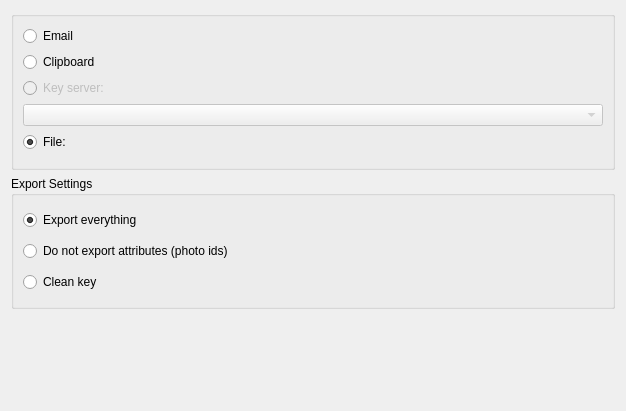
This is keyexport.ui in KDE/kgpg as Qt 5 draws it before an edit. The edited form follows.
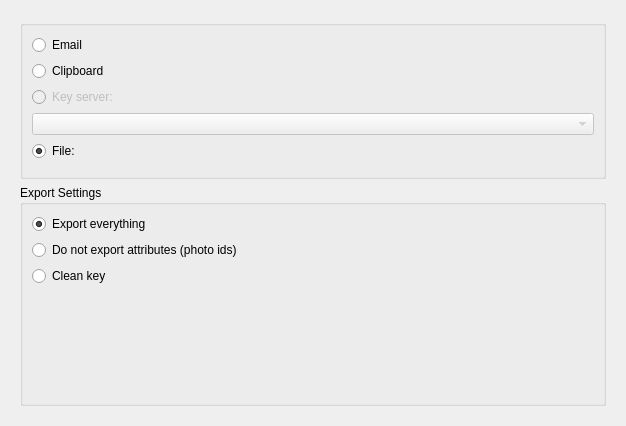
This is the edited form. Custom widgets are drawn as their Qt base class.

The edit to the form file:
```diff
--- a/keyexport.ui
+++ b/keyexport.ui
@@ -23,8 +23,11 @@
   </property>
   <layout class="QVBoxLayout" >
    <item>
-    <widget class="QGroupBox" name="buttonGroup2" >
-     <property name="title" >
+    <widget class="QWidget" name="widget" native="true">
+     <layout class="QVBoxLayout" name="verticalLayout">
+      <item>
+       <widget class="QGroupBox" name="buttonGroup2">
+        <property name="title">
       <string/>
      </property>
      <layout class="QVBoxLayout" >
@@ -80,8 +83,8 @@
     </widget>
    </item>
    <item>
-    <widget class="QGroupBox" name="buttonGroup3" >
-     <property name="title" >
+       <widget class="QGroupBox" name="buttonGroup3">
+        <property name="title">
       <string>Export Settings</string>
      </property>
      <layout class="QVBoxLayout" >
@@ -103,13 +106,10 @@
        </widget>
       </item>
       <item>
-       <widget class="QRadioButton" name="checkAttrClean" >
-        <property name="text" >
-         <string comment="@option:radio Exports the smallest key possible. Maps to export-minimal option of gpg" >Clean key</string>
-        </property>
-       </widget>
-      </item>
-     </layout>
+          <widget class="QRadioButton" name="checkAttrClean">
+           <property name="text">
+            <string comment="@option:radio Exports the smallest key possible. Maps to export-minimal option of gpg">Clean key</string>
+           </property>
     </widget>
    </item>
    <item>
@@ -120,27 +120,33 @@
      <property name="sizeType" >
       <enum>QSizePolicy::Minimum</enum>
      </property>
-     <property name="sizeHint" stdset="0" >
+           <property name="sizeHint" stdset="0">
       <size>
        <width>602</width>
-       <height>91</height>
+             <height>108</height>
       </size>
      </property>
     </spacer>
    </item>
   </layout>
  </widget>
+      </item>
+     </layout>
+    </widget>
+   </item>
+  </layout>
+ </widget>
   <customwidgets>
-  <customwidget>
-   <class>KUrlRequester</class>
-   <extends>QFrame</extends>
-   <header>kurlrequester.h</header>
-  </customwidget>
   <customwidget>
    <class>KComboBox</class>
    <extends>QComboBox</extends>
    <header>kcombobox.h</header>
   </customwidget>
+  <customwidget>
+   <class>KUrlRequester</class>
+   <extends>QFrame</extends>
+   <header>kurlrequester.h</header>
+  </customwidget>
  </customwidgets>
  <includes>
   <include location="local" >kpushbutton.h</include>
```
Left out of the diff: 73 changed lines with no effect on the pictures. Lines whose indentation alone changed are shown as unchanged.
